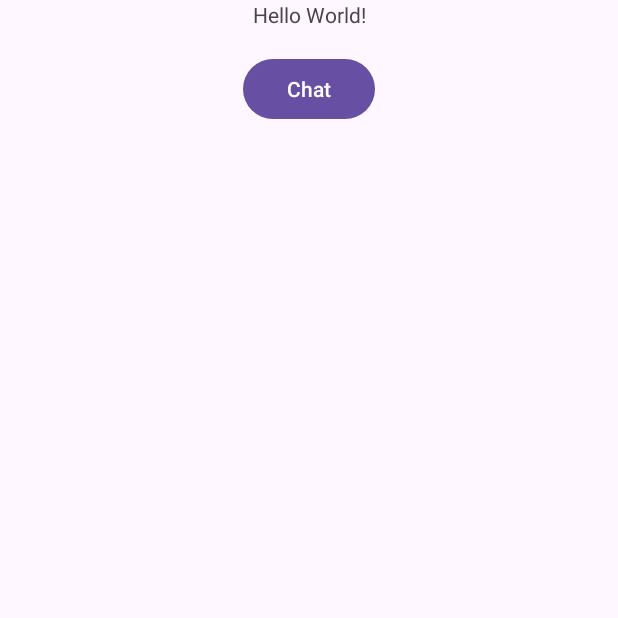
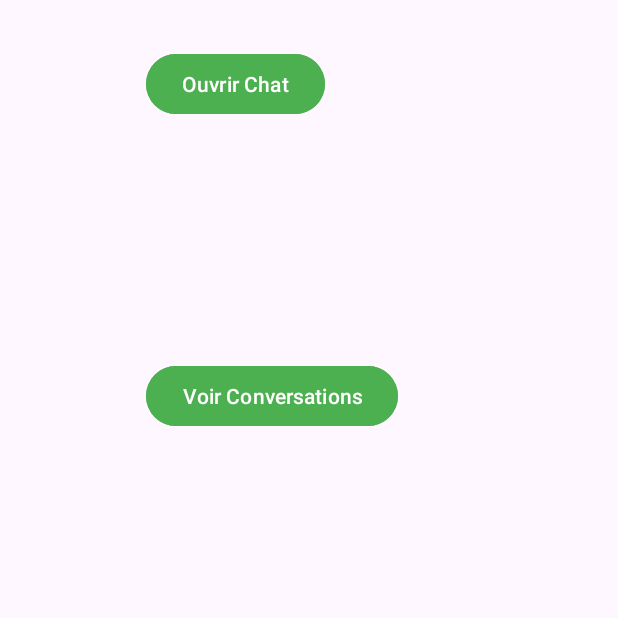
Before and after one commit to MeriamBenAli1/Mobile_App_Locations-Colocations-, an Android app: the screen it shows after launch (MainActivity), on a phone screen of 412 x 824 dp, the top half of it. Run offline under Robolectric (Android 15) with nearby library versions, the phone set to English and light mode, and no system bars.

Commit message:
ConversationsInterface

```diff
--- a/app/src/main/java/com/example/mobileappproject_tekdev_5sae3/MainActivity.java
+++ b/app/src/main/java/com/example/mobileappproject_tekdev_5sae3/MainActivity.java
@@ -22,5 +22,16 @@ public class MainActivity extends AppCompatActivity {
                 startActivity(intent);
             }
         });
+
+        // Ajouter le bouton pour ouvrir les conversations
+        Button btnOpenConversations = findViewById(R.id.btn_open_conversations);
+        btnOpenConversations.setOnClickListener(new View.OnClickListener() {
+            @Override
+            public void onClick(View v) {
+                // Ouvrir ConversationsActivity
+                Intent intent = new Intent(MainActivity.this, ConversationsActivity.class);
+                startActivity(intent);
+            }
+        });
     }
 }
--- /dev/null
+++ b/app/src/main/res/drawable/ic_user_avatar1.xml
@@ -0,0 +1,5 @@
+<vector xmlns:android="http://schemas.android.com/apk/res/android" android:height="24dp" android:tint="#278DD5" android:viewportHeight="24" android:viewportWidth="24" android:width="24dp">
+
+    <path android:fillColor="@android:color/white" android:pathData="M12,12c2.21,0 4,-1.79 4,-4s-1.79,-4 -4,-4 -4,1.79 -4,4 1.79,4 4,4zM12,14c-2.67,0 -8,1.34 -8,4v2h16v-2c0,-2.66 -5.33,-4 -8,-4z"/>
+
+</vector>
--- /dev/null
+++ b/app/src/main/res/drawable/ic_user_avatar2.xml
@@ -0,0 +1,5 @@
+<vector xmlns:android="http://schemas.android.com/apk/res/android" android:height="24dp" android:tint="#D55327" android:viewportHeight="24" android:viewportWidth="24" android:width="24dp">
+
+    <path android:fillColor="@android:color/white" android:pathData="M12,12c2.21,0 4,-1.79 4,-4s-1.79,-4 -4,-4 -4,1.79 -4,4 1.79,4 4,4zM12,14c-2.67,0 -8,1.34 -8,4v2h16v-2c0,-2.66 -5.33,-4 -8,-4z"/>
+
+</vector>
--- /dev/null
+++ b/app/src/main/res/drawable/ic_user_avatar3.xml
@@ -0,0 +1,5 @@
+<vector xmlns:android="http://schemas.android.com/apk/res/android" android:height="24dp" android:tint="#7CB31C" android:viewportHeight="24" android:viewportWidth="24" android:width="24dp">
+
+    <path android:fillColor="@android:color/white" android:pathData="M12,12c2.21,0 4,-1.79 4,-4s-1.79,-4 -4,-4 -4,1.79 -4,4 1.79,4 4,4zM12,14c-2.67,0 -8,1.34 -8,4v2h16v-2c0,-2.66 -5.33,-4 -8,-4z"/>
+
+</vector>
--- a/app/src/main/res/layout/activity_main.xml
+++ b/app/src/main/res/layout/activity_main.xml
@@ -1,29 +1,36 @@
-<?xml version="1.0" encoding="utf-8"?>
-<androidx.constraintlayout.widget.ConstraintLayout xmlns:android="http://schemas.android.com/apk/res/android"
+<androidx.constraintlayout.widget.ConstraintLayout
+    xmlns:android="http://schemas.android.com/apk/res/android"
     xmlns:app="http://schemas.android.com/apk/res-auto"
-    xmlns:tools="http://schemas.android.com/tools"
-    android:id="@+id/main"
     android:layout_width="match_parent"
-    android:layout_height="match_parent"
-    tools:context=".MainActivity">
+    android:layout_height="match_parent">
 
-    <TextView
-        android:id="@+id/tv_message"
-        android:layout_width="wrap_content"
-        android:layout_height="wrap_content"
-        android:text="Hello World!"
-        app:layout_constraintBottom_toTopOf="@+id/btn_open_chat"
-        app:layout_constraintEnd_toEndOf="parent"
-        app:layout_constraintStart_toStartOf="parent"
-        app:layout_constraintTop_toTopOf="parent" />
+
+
 
     <Button
         android:id="@+id/btn_open_chat"
         android:layout_width="wrap_content"
         android:layout_height="wrap_content"
-        android:text="Chat"
-        app:layout_constraintTop_toBottomOf="@+id/tv_message"
+        android:layout_marginTop="32dp"
+        android:backgroundTint="#4CAF50"
+        android:text="Ouvrir Chat"
+        android:textColor="#FFFFFF"
+        app:layout_constraintEnd_toEndOf="parent"
+        app:layout_constraintHorizontal_bias="0.333"
         app:layout_constraintStart_toStartOf="parent"
+        app:layout_constraintTop_toTopOf="parent" />
+
+    <Button
+        android:id="@+id/btn_open_conversations"
+        android:layout_width="wrap_content"
+        android:layout_height="wrap_content"
+        android:layout_marginTop="160dp"
+        android:backgroundTint="#4CAF50"
+        android:text="Voir Conversations"
+        android:textColor="#FFFFFF"
         app:layout_constraintEnd_toEndOf="parent"
-        android:layout_marginTop="16dp" />
+        app:layout_constraintHorizontal_bias="0.4"
+        app:layout_constraintStart_toStartOf="parent"
+        app:layout_constraintTop_toBottomOf="@id/btn_open_chat" />
+
 </androidx.constraintlayout.widget.ConstraintLayout>
```
Also changed, not shown: app/src/main/AndroidManifest.xml (+6 -2 lines), app/src/main/java/com/example/mobileappproject_tekdev_5sae3/ConversationsActivity.java (added, +32 -0 lines), app/src/main/java/com/example/mobileappproject_tekdev_5sae3/ConversationsAdapter.java (added, +43 -0 lines), app/src/main/res/layout/activity_conversations.xml (added, +45 -0 lines), app/src/main/res/layout/conversation_item.xml (added, +55 -0 lines).
